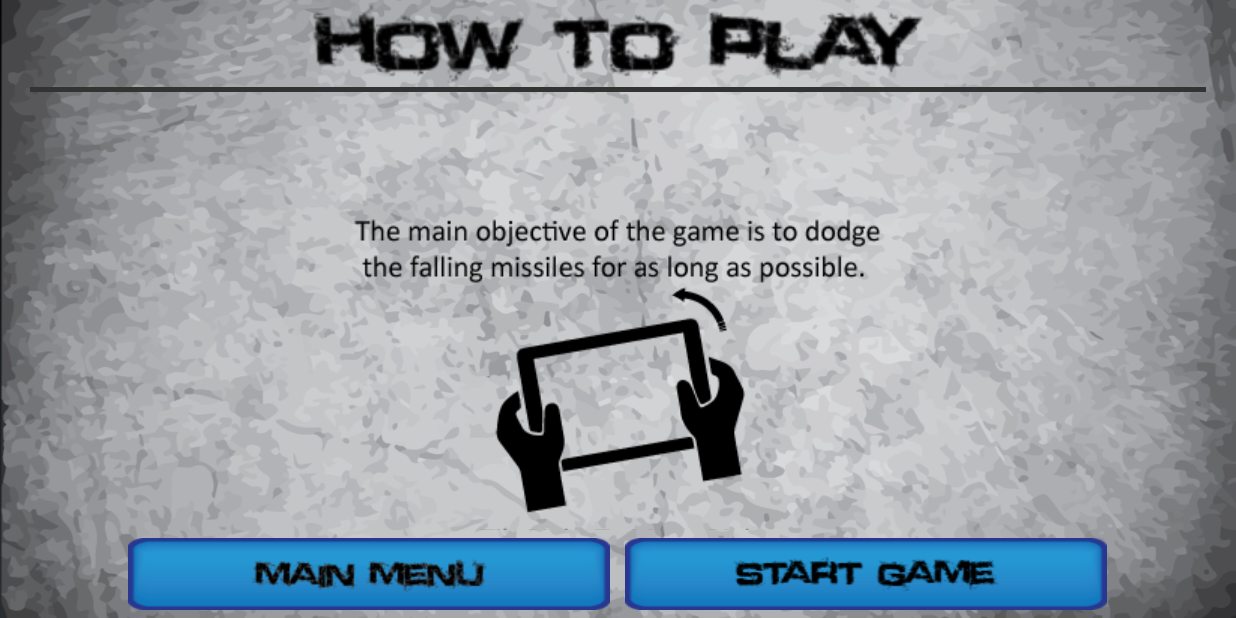
After one commit to udiboy1209/Warzone, an Android app: the HowToPlayDialog screen opened directly, with no data from a screen before it, on a phone screen of 824 x 412 dp (held sideways). The commit adds this screen. Run offline under Robolectric (Android 15) with nearby library versions, the phone set to English and light mode, and no system bars.

Commit message:
Add "how to play"

```diff
--- a/game/src/main/AndroidManifest.xml
+++ b/game/src/main/AndroidManifest.xml
@@ -27,6 +27,11 @@
             android:label="Highscores"
             android:theme="@android:style/Theme.NoTitleBar.Fullscreen"
             android:screenOrientation="landscape" />
+        <activity
+            android:name=".HowToPlayDialog"
+            android:label="How To Play"
+            android:theme="@android:style/Theme.NoTitleBar.Fullscreen"
+            android:screenOrientation="landscape" />
     </application>
 
 </manifest>
--- a/game/src/main/java/com/udiboy/warzone/game/HighscoreActivity.java
+++ b/game/src/main/java/com/udiboy/warzone/game/HighscoreActivity.java
@@ -33,12 +33,13 @@ public class HighscoreActivity extends Activity {
             String line;
             while((line=in.readLine())!=null){
                 highscores.add(line);
-            }
 
-            if(line.split(",").length!=2) { //Should equal the no. of fields
-                highscores.clear();
-                for (int i = 0; i < 10; i++)
-                    highscores.add("---,0");
+                if(line.split(",").length!=2) { //Should equal the no. of fields
+                    highscores.clear();
+                    for (int i = 0; i < 10; i++)
+                        highscores.add("---,0");
+                    break;
+                }
             }
 
         } catch (FileNotFoundException fe){
--- /dev/null
+++ b/game/src/main/java/com/udiboy/warzone/game/HowToPlayDialog.java
@@ -0,0 +1,27 @@
+package com.udiboy.warzone.game;
+
+import android.app.Activity;
+import android.content.Intent;
+import android.os.Bundle;
+import android.view.View;
+import android.view.Window;
+
+public class HowToPlayDialog extends Activity {
+
+    public void onCreate(Bundle icicle) {
+        super.onCreate(icicle);
+        requestWindowFeature(Window.FEATURE_NO_TITLE);
+        setContentView(R.layout.dialog_how_to_play);
+    }
+
+    public void mainMenu(View v){
+        finish();
+    }
+
+    public void startGame(View v){
+        Intent i = new Intent();
+        i.setClass(this, GamePlayActivity.class);
+        startActivity(i);
+        finish();
+    }
+}
--- a/game/src/main/java/com/udiboy/warzone/game/SplashActivity.java
+++ b/game/src/main/java/com/udiboy/warzone/game/SplashActivity.java
@@ -95,6 +95,12 @@ public class SplashActivity extends Activity {
         startActivity(i);
     }
 
+    public void howToPlay(View v){
+        Intent i = new Intent();
+        i.setClass(this, HowToPlayDialog.class);
+        startActivity(i);
+    }
+
     public void onActivityResult(int reqCode, int resCode, Intent data){
         if(resCode == RESULT_OK){
             if(data.getBooleanExtra("replay",false)){
--- a/game/src/main/res/layout/activity_splash.xml
+++ b/game/src/main/res/layout/activity_splash.xml
@@ -43,7 +43,8 @@
         android:layout_width="wrap_content"
         android:text="Start Game"
         android:id="@+id/how_to_play"
-        android:src="@drawable/splash_how_to_play" />
+        android:src="@drawable/splash_how_to_play"
+        android:onClick="howToPlay" />
 
     <ImageButton
         style="@style/ButtonSplash"
--- /dev/null
+++ b/game/src/main/res/layout/dialog_how_to_play.xml
@@ -0,0 +1,50 @@
+<?xml version="1.0" encoding="utf-8"?>
+<LinearLayout xmlns:android="http://schemas.android.com/apk/res/android"
+    android:orientation="vertical" android:layout_width="fill_parent"
+    android:layout_height="fill_parent"
+    android:background="@drawable/splash_back">
+    <ImageView
+        android:layout_width="fill_parent"
+        android:layout_height="0dp"
+        android:src="@drawable/how_to_play_big"
+        android:layout_weight="1" />
+    <ImageView
+        android:layout_width="fill_parent"
+        android:layout_height="3dp"
+        android:paddingLeft="20dp"
+        android:paddingRight="20dp"
+        android:src="@color/divider"/>
+    <ScrollView
+        android:layout_width="fill_parent"
+        android:layout_height="0dp"
+        android:layout_weight="5">
+        <ImageView
+            android:layout_width="fill_parent"
+            android:layout_height="wrap_content"
+            android:src="@drawable/how_to_play_content"/>
+    </ScrollView>
+    <LinearLayout
+        android:layout_width="fill_parent"
+        android:layout_height="0dp"
+        android:orientation="horizontal"
+        android:layout_weight="1"
+        android:gravity="center"
+        android:padding="5dp"
+        android:weightSum="5">
+        <ImageButton
+            android:layout_width="0dp"
+            android:layout_height="wrap_content"
+            android:layout_weight="2"
+            android:background="@drawable/splash_button_back"
+            android:src="@drawable/main_menu"
+            android:layout_marginRight="10dp"
+            android:onClick="mainMenu" />
+        <ImageButton
+            android:layout_width="0dp"
+            android:layout_height="wrap_content"
+            android:layout_weight="2"
+            android:background="@drawable/splash_button_back"
+            android:src="@drawable/splash_start_game"
+            android:onClick="startGame" />
+        </LinearLayout>
+</LinearLayout>
```
Also changed, not shown: game/src/main/res/drawable-mdpi/how_to_play_big.png (added), 2 other files.
